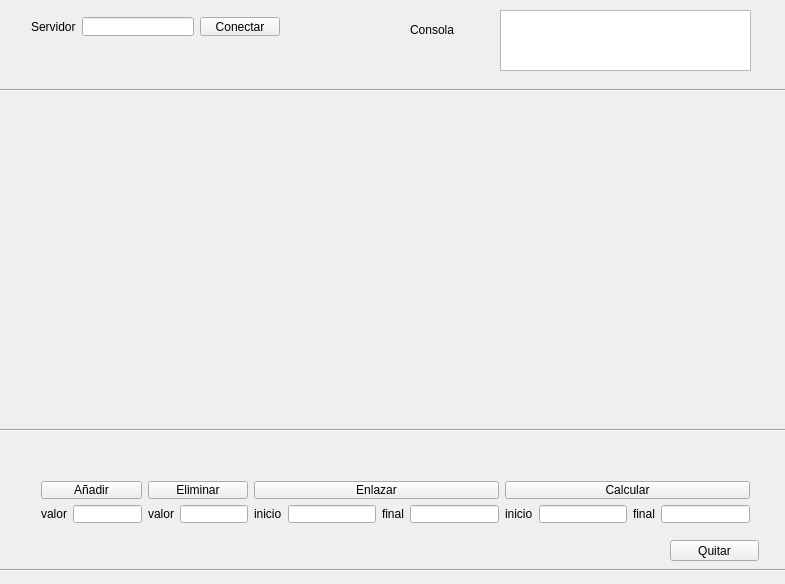
Before: the Qt Designer form LocalClient/widget.ui in AdrianTEC/tarea1Datos2, drawn with Qt 5.
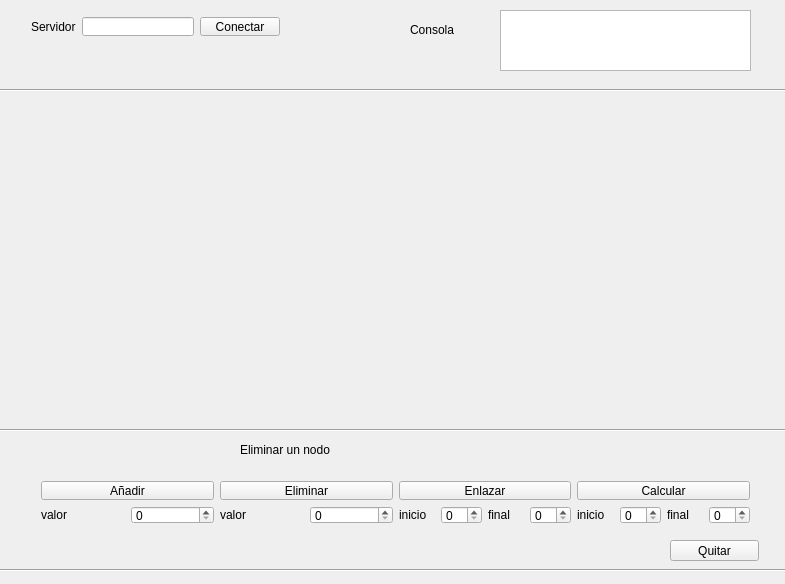
After: the same form once the commit is applied.

The edit to the form file:
```diff
--- a/LocalClient/widget.ui
+++ b/LocalClient/widget.ui
@@ -123,7 +123,7 @@
      <x>30</x>
      <y>470</y>
      <width>731</width>
-     <height>64</height>
+     <height>65</height>
     </rect>
    </property>
    <layout class="QHBoxLayout" name="horizontalLayout_2">
@@ -146,7 +146,7 @@
          </widget>
         </item>
         <item>
-         <widget class="QLineEdit" name="newNodo"/>
+         <widget class="QSpinBox" name="newnodo"/>
         </item>
        </layout>
       </item>
@@ -171,7 +171,7 @@
          </widget>
         </item>
         <item>
-         <widget class="QLineEdit" name="byeNodo"/>
+         <widget class="QSpinBox" name="byenodo"/>
         </item>
        </layout>
       </item>
@@ -198,7 +198,7 @@
            </widget>
           </item>
           <item>
-           <widget class="QLineEdit" name="inicioE"/>
+           <widget class="QSpinBox" name="inicioe"/>
           </item>
           <item>
            <widget class="QLabel" name="label_8">
@@ -208,7 +208,7 @@
            </widget>
           </item>
           <item>
-           <widget class="QLineEdit" name="finalE"/>
+           <widget class="QSpinBox" name="finale"/>
           </item>
          </layout>
         </item>
@@ -237,7 +237,7 @@
            </widget>
           </item>
           <item>
-           <widget class="QLineEdit" name="inicioC"/>
+           <widget class="QSpinBox" name="inicioC"/>
           </item>
           <item>
            <widget class="QLabel" name="label_4">
@@ -247,7 +247,7 @@
            </widget>
           </item>
           <item>
-           <widget class="QLineEdit" name="finalC"/>
+           <widget class="QSpinBox" name="finalC"/>
           </item>
          </layout>
         </item>
@@ -262,8 +262,8 @@
     <rect>
      <x>30</x>
      <y>440</y>
-     <width>228</width>
-     <height>19</height>
+     <width>151</width>
+     <height>22</height>
     </rect>
    </property>
    <layout class="QHBoxLayout" name="horizontalLayout_7">
@@ -275,18 +275,24 @@
      </widget>
     </item>
     <item>
-     <widget class="QLabel" name="label_13">
-      <property name="text">
-       <string>Eliminar un nodo</string>
+     <spacer name="horizontalSpacer">
+      <property name="orientation">
+       <enum>Qt::Horizontal</enum>
       </property>
-     </widget>
+      <property name="sizeHint" stdset="0">
+       <size>
+        <width>40</width>
+        <height>20</height>
+       </size>
+      </property>
+     </spacer>
     </item>
    </layout>
   </widget>
   <widget class="QWidget" name="layoutWidget">
    <property name="geometry">
     <rect>
-     <x>320</x>
+     <x>390</x>
      <y>440</y>
      <width>381</width>
      <height>19</height>
@@ -309,6 +315,19 @@
     </item>
    </layout>
   </widget>
+  <widget class="QLabel" name="label_13">
+   <property name="geometry">
+    <rect>
+     <x>240</x>
+     <y>440</y>
+     <width>115</width>
+     <height>20</height>
+    </rect>
+   </property>
+   <property name="text">
+    <string>Eliminar un nodo</string>
+   </property>
+  </widget>
   <zorder>layoutWidget</zorder>
   <zorder>layoutWidget</zorder>
   <zorder>layoutWidget</zorder>
```
Left out of the diff: 15 changed lines with no effect on the pictures.
